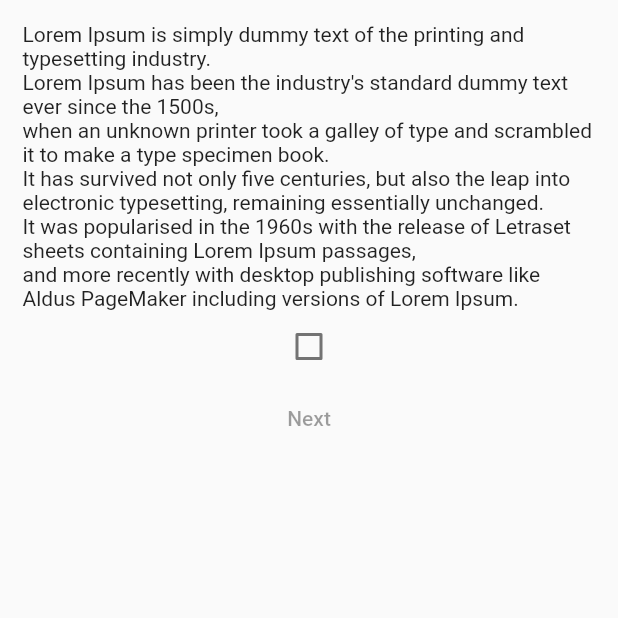
After one commit to AgustinaGF/flutterInputsPractice, a Flutter app: the CheckBoxPage screen opened by its route, on a phone screen of 412 x 824 dp, the top half of it. The commit adds this screen. Run offline on Flutter 3.47's test engine with Material 2 defaults, Android fonts, the phone set to English and light mode, and no system bars.

Commit message:
checkbox

```diff
--- a/lib/pages/app_routes.dart
+++ b/lib/pages/app_routes.dart
@@ -1,5 +1,6 @@
 import 'package:flutter/material.dart';
 import 'package:inputs/pages/Keyboard_types_page.dart';
+import 'package:inputs/pages/check_box_page.dart';
 import 'package:inputs/routes.dart';
 import 'package:inputs/pages/text_file_page.dart';
 
@@ -7,5 +8,6 @@ Map<String, Widget Function(BuildContext)> get appRoutes {
   return {
     Routes.textField: (_) => const TextFieldPage(),
     Routes.keyboardTypes: (_) => const KeyboardTypesPage(),
+    Routes.checkbox: (_) => const CheckBoxPage(),
   };
 }
--- /dev/null
+++ b/lib/pages/check_box_page.dart
@@ -0,0 +1,51 @@
+import 'package:flutter/material.dart';
+
+class CheckBoxPage extends StatefulWidget {
+  const CheckBoxPage({super.key});
+
+  @override
+  State<CheckBoxPage> createState() => _CheckBoxPageState();
+}
+
+class _CheckBoxPageState extends State<CheckBoxPage> {
+  bool _checked = false;
+
+  @override
+  Widget build(BuildContext context) {
+    return Scaffold(
+      body: SafeArea(
+          child: SizedBox(
+        width: double.infinity,
+        height: double.infinity,
+        child: Padding(
+          padding: const EdgeInsets.all(15),
+          child: Column(children: [
+            Text(
+              '''
+Lorem Ipsum is simply dummy text of the printing and typesetting industry.
+Lorem Ipsum has been the industry's standard dummy text ever since the 1500s,
+when an unknown printer took a galley of type and scrambled it to make a type specimen book.
+It has survived not only five centuries, but also the leap into electronic typesetting, remaining essentially unchanged.
+It was popularised in the 1960s with the release of Letraset sheets containing Lorem Ipsum passages,
+and more recently with desktop publishing software like Aldus PageMaker including versions of Lorem Ipsum.''',
+            ),
+            Checkbox(
+              value: _checked,
+              onChanged: (value) {
+                if (value != null) {
+                  setState(() {
+                    _checked = value;
+                  });
+                }
+              },
+            ),
+            MaterialButton(
+              onPressed: _checked ? () {} : null,
+              child: Text('Next'),
+            ),
+          ]),
+        ),
+      )),
+    );
+  }
+}
--- a/lib/routes.dart
+++ b/lib/routes.dart
@@ -1,6 +1,9 @@
+import 'package:flutter/material.dart';
+
 class Routes {
   Routes._();
 
   static const textField = '/text-field';
   static const keyboardTypes = '/keyboard-types';
+  static const checkbox = '/check-box';
 }
```
